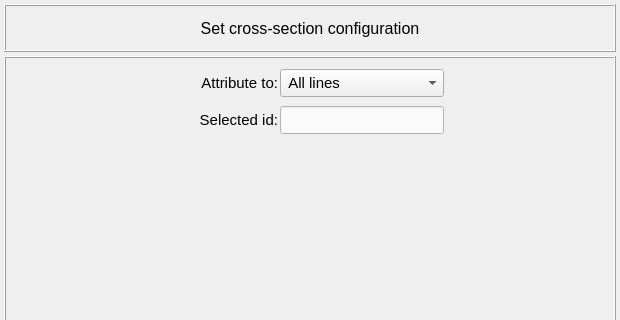
Before: the Qt Designer form pulse/interface/ui_files/model/setup/general/set_cross_section.ui in open-pulse/OpenPulse, drawn with Qt 5; both pictures show x 0 to 620 and y 0 to 320 of the 620 by 640 pixel window.
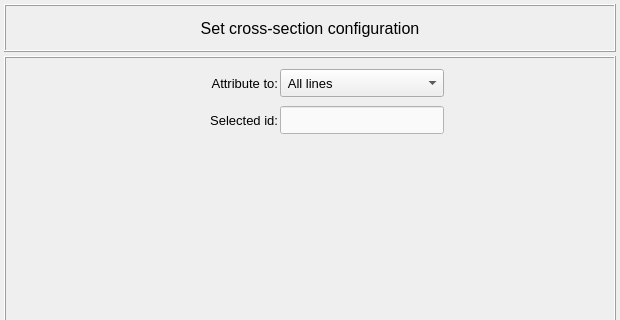
After: the same form once the commit is applied. Icons and pictures are not drawn.

Commit message: Refactoring ProjectFile + variable section on opps

```diff
--- a/pulse/interface/ui_files/model/setup/general/set_cross_section.ui
+++ b/pulse/interface/ui_files/model/setup/general/set_cross_section.ui
@@ -295,7 +295,7 @@
            </property>
            <property name="font">
             <font>
-             <pointsize>11</pointsize>
+             <pointsize>10</pointsize>
             </font>
            </property>
            <item>
@@ -377,7 +377,7 @@
            </property>
            <property name="font">
             <font>
-             <pointsize>11</pointsize>
+             <pointsize>10</pointsize>
             </font>
            </property>
            <property name="text">
@@ -404,7 +404,7 @@
            </property>
            <property name="font">
             <font>
-             <pointsize>11</pointsize>
+             <pointsize>10</pointsize>
              <weight>50</weight>
              <bold>false</bold>
             </font>
```
Left out of the diff: 5 changed lines with no effect on the pictures. The commit also changes 17 other files.
